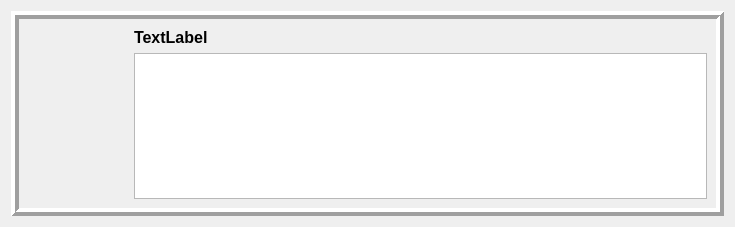
Above: OrodaelTurrim/res/ui/unitFrameWidget.ui from Wilson194/OrodaelTurrim before the change. Below: the same form after it.
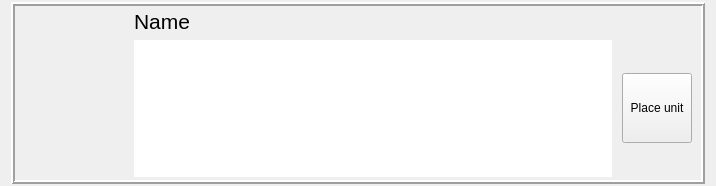
That is the form after the change.

Commit message: Implement unit spawning

Patch:
```diff
--- a/OrodaelTurrim/res/ui/unitFrameWidget.ui
+++ b/OrodaelTurrim/res/ui/unitFrameWidget.ui
@@ -6,8 +6,8 @@
    <rect>
     <x>0</x>
     <y>0</y>
-    <width>735</width>
-    <height>227</height>
+    <width>716</width>
+    <height>186</height>
    </rect>
   </property>
   <property name="sizePolicy">
@@ -19,15 +19,15 @@
   <property name="windowTitle">
    <string>Form</string>
   </property>
-  <layout class="QVBoxLayout" name="verticalLayout">
-   <item>
+  <layout class="QGridLayout" name="gridLayout">
+   <property name="topMargin">
+    <number>2</number>
+   </property>
+   <property name="bottomMargin">
+    <number>2</number>
+   </property>
+   <item row="0" column="0">
     <widget class="QFrame" name="frame">
-     <property name="sizePolicy">
-      <sizepolicy hsizetype="Preferred" vsizetype="Preferred">
-       <horstretch>0</horstretch>
-       <verstretch>0</verstretch>
-      </sizepolicy>
-     </property>
      <property name="frameShape">
       <enum>QFrame::Box</enum>
      </property>
@@ -35,41 +35,32 @@
       <enum>QFrame::Raised</enum>
      </property>
      <property name="lineWidth">
-      <number>4</number>
+      <number>2</number>
      </property>
-     <layout class="QGridLayout" name="gridLayout">
-      <item row="0" column="1">
+     <layout class="QGridLayout" name="gridLayout_2">
+      <property name="topMargin">
+       <number>3</number>
+      </property>
+      <property name="bottomMargin">
+       <number>3</number>
+      </property>
+      <property name="horizontalSpacing">
+       <number>10</number>
+      </property>
+      <item row="0" column="2">
        <widget class="QLabel" name="nameLabel">
         <property name="font">
          <font>
-          <pointsize>12</pointsize>
-          <weight>75</weight>
-          <bold>true</bold>
+          <pointsize>16</pointsize>
          </font>
         </property>
         <property name="text">
-         <string>TextLabel</string>
+         <string>Name</string>
         </property>
        </widget>
       </item>
-      <item row="1" column="1">
-       <widget class="QPlainTextEdit" name="infoText">
-        <property name="sizePolicy">
-         <sizepolicy hsizetype="Expanding" vsizetype="Maximum">
-          <horstretch>0</horstretch>
-          <verstretch>0</verstretch>
-         </sizepolicy>
-        </property>
-       </widget>
-      </item>
-      <item row="1" column="0">
+      <item row="0" column="0" rowspan="2">
        <widget class="QLabel" name="imageLabel">
-        <property name="sizePolicy">
-         <sizepolicy hsizetype="Fixed" vsizetype="Fixed">
-          <horstretch>0</horstretch>
-          <verstretch>0</verstretch>
-         </sizepolicy>
-        </property>
         <property name="minimumSize">
          <size>
           <width>100</width>
@@ -84,6 +75,44 @@
         </property>
         <property name="text">
          <string/>
+        </property>
+        <property name="alignment">
+         <set>Qt::AlignLeading|Qt::AlignLeft|Qt::AlignVCenter</set>
+        </property>
+       </widget>
+      </item>
+      <item row="1" column="2">
+       <widget class="QPlainTextEdit" name="infoText">
+        <property name="frameShape">
+         <enum>QFrame::NoFrame</enum>
+        </property>
+       </widget>
+      </item>
+      <item row="1" column="3">
+       <widget class="QPushButton" name="placeButton">
+        <property name="sizePolicy">
+         <sizepolicy hsizetype="Minimum" vsizetype="Minimum">
+          <horstretch>0</horstretch>
+          <verstretch>0</verstretch>
+         </sizepolicy>
+        </property>
+        <property name="minimumSize">
+         <size>
+          <width>70</width>
+          <height>70</height>
+         </size>
+        </property>
+        <property name="maximumSize">
+         <size>
+          <width>70</width>
+          <height>70</height>
+         </size>
+        </property>
+        <property name="text">
+         <string>Place unit</string>
+        </property>
+        <property name="flat">
+         <bool>false</bool>
         </property>
        </widget>
       </item>
```
The commit also changes 7 other files.
